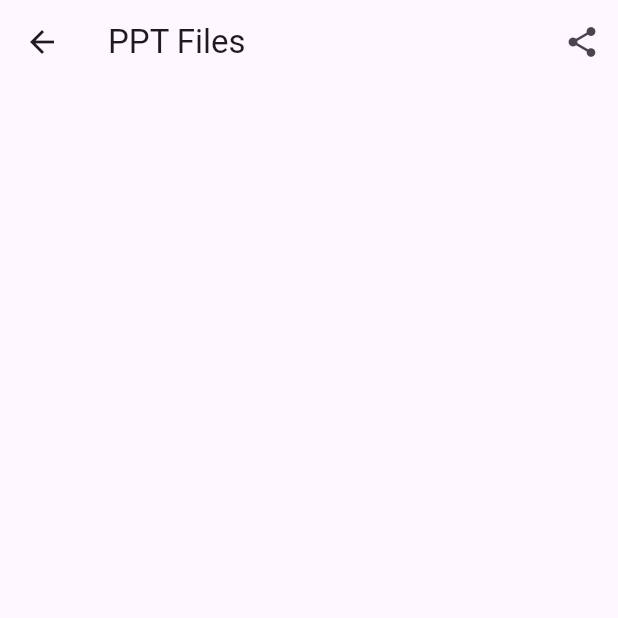
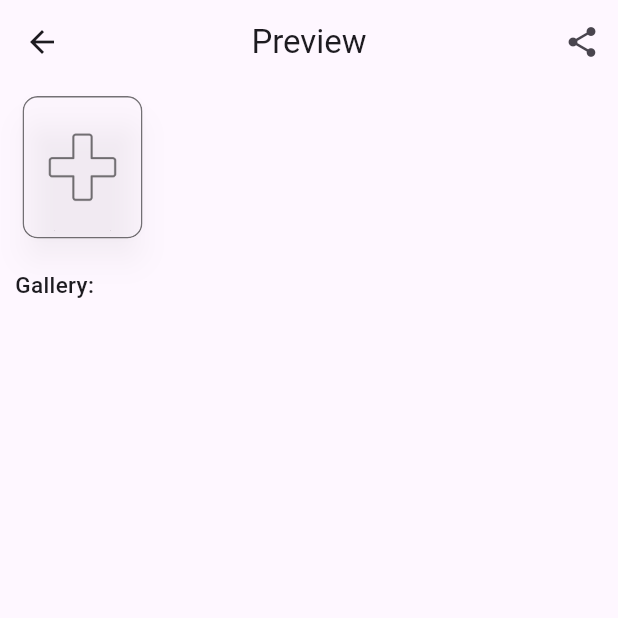
Before and after one commit to SamiraRa/Flutter-r-d, a Flutter app: the PptView screen opened directly, on a phone screen of 412 x 824 dp, the top half of it. Run offline on Flutter 3.47's test engine with Material 3 defaults, Android fonts, the phone set to English and light mode, and no system bars; our stand-ins replace bloc, file_picker, flutter_svg, fluttertoast, geocoding, location and 5 more; missing offline and left inert: external_app_launcher, flutter_pdfview, pdftron_flutter; generated files the repository leaves out were written again.

Commit message:
dynamic file UI view

```diff
--- a/flutter_object_box/lib/view/home_page.dart
+++ b/flutter_object_box/lib/view/home_page.dart
@@ -104,7 +104,7 @@ class _HomePageState extends State<HomePage> {
                 color: const Color.fromARGB(255, 214, 149, 171),
               ),
               title: const Text(
-                "Presentation Files",
+                "MP4 Files",
                 style: TextStyle(
                     fontSize: 14,
                     color: Color.fromARGB(255, 30, 48, 129),
--- a/flutter_object_box/lib/view/ppt_view.dart
+++ b/flutter_object_box/lib/view/ppt_view.dart
@@ -7,8 +7,12 @@ import 'package:file_picker/file_picker.dart';
 import 'package:flutter_object_box/controller/global_data.dart';
 import 'package:flutter_object_box/model/media_data.dart';
 import 'package:flutter_object_box/model/user_model.dart';
+import 'package:flutter_pdfview/flutter_pdfview.dart';
+import 'package:flutter_svg/svg.dart';
 import 'package:intl/intl.dart';
 import 'package:objectbox/objectbox.dart';
+import 'package:open_file/open_file.dart';
+import 'package:photo_view/photo_view.dart';
 import 'package:video_player/video_player.dart';
 
 class PptView extends StatefulWidget {
@@ -18,7 +22,9 @@ class PptView extends StatefulWidget {
   _PptViewState createState() => _PptViewState();
 }
 
-class _PptViewState extends State<PptView> {
+class _PptViewState extends State<PptView> with SingleTickerProviderStateMixin {
+  double scale = 1.0;
+  late AnimationController controller;
   VideoPlayerController? _videoController;
   // final Completer<PDFViewController> _controller = Completer<PDFViewController>();
   int? pages = 0;
@@ -31,47 +37,113 @@ class _PptViewState extends State<PptView> {
   bool isMuted = false;
   final Box<User> userBox = store.box<User>();
   Duration duration = Duration.zero;
+  List galleryMedia = [];
+  List<String> imgExtensions = ["jpg", "jpeg", "png", "webp"];
+  File? svgImageFile;
+  File? imgFile;
 
   DateTime startedPlaying = DateTime.now();
   Duration currentPlayedTime = Duration.zero;
   @override
   void initState() {
     super.initState();
+    controller = AnimationController(
+      vsync: this,
+      duration: const Duration(milliseconds: 100),
+      lowerBound: 0.0,
+      upperBound: 0.1,
+    )..addListener(() {
         setState(() {
-      print(duration);
-      getFile();
+          scale = 1 - controller.value;
         });
+      });
+    // setState(() {
+    //   print(duration);
+    //   getFile();
+    // });
   }
 
   @override
   void dispose() {
+    if (_videoController != null) {
       _videoController!.dispose();
+    }
 
     super.dispose();
   }
 
+  void _onTapDown(TapDownDetails details) {
+    controller.forward();
+  }
+
+  void _onTapUp(TapUpDetails details) {
+    setState(() {
+      getFile();
+    });
+    controller.reverse();
+  }
+
+  void _onTapCancel() {
+    controller.reverse();
+  }
+
   void getFile() async {
-    final result = await FilePicker.platform.pickFiles(type: FileType.video);
+    final result = await FilePicker.platform.pickFiles();
     if (result != null && result.files.single.path != null) {
+      final file = result.files.first;
+      galleryMedia.add(videoFile);
+
+      final fileExt = file.extension;
+      if (fileExt == "pdf") {
+        fromAsset(file.name, file).then((value) {
           setState(() {
-        videoFile = File(result.files.single.path!);
-        initializeVideoPlayer();
+            pdfFilePath = file.path.toString();
           });
+        });
+      } else if (fileExt == "mp4") {
+        setState(() {
+          videoFile = File(file.path!);
+          initializeVideoPlayer(videoFile);
+        });
+      } else if (imgExtensions.contains(fileExt)) {
+        setState(() {
+          imgFile = File(file.path!);
+        });
+      } else if (fileExt == "svg") {
+        setState(() {
+          svgImageFile = File(file.path!);
+        });
+      } else {
+        OpenFile.open(file.path!);
+      }
     }
   }
 
-  void initializeVideoPlayer() {
+  void initializeVideoPlayer(File? videoFile) {
     _videoController = VideoPlayerController.file(videoFile!)
       ..addListener(() {
         setState(() {});
       })
       ..initialize().then((_) {
         setState(() {
-          _videoController!.play();
+          // _videoController!.play();
 
           currentPlayedTime += DateTime.now().difference(startedPlaying);
         });
       });
+  }
+
+  Future fromAsset(String filename, PlatformFile platformfile) async {
+    Completer<File> completer = Completer();
+    try {
+      File file = File(platformfile.path!);
+      final bytes = await file.readAsBytes();
+      await file.writeAsBytes(bytes, flush: true);
+      pdfFileBytes = file.readAsBytesSync();
+      completer.complete(file);
+    } catch (e) {
+      throw Exception('Error parsing asset file!');
+    }
   }
 
   @override
@@ -82,7 +154,8 @@ class _PptViewState extends State<PptView> {
 
     return Scaffold(
       appBar: AppBar(
-        title: const Text("PPT Files"),
+        centerTitle: true,
+        title: const Text("Preview"),
         actions: <Widget>[
           IconButton(
             icon: const Icon(Icons.share),
@@ -90,88 +163,122 @@ class _PptViewState extends State<PptView> {
           ),
         ],
       ),
-      body: Stack(
-        children: <Widget>[
-          // SizedBox(
-          //     height: 250,
-          //     width: 80,
-          //     child: Container(
-          //       child: Text("FileName"),
-          //     )),
-          _videoController != null && _videoController!.value.isInitialized
-              ? SizedBox(
-                  height: 300,
+      body: Padding(
+        padding: const EdgeInsets.fromLTRB(10, 0, 0, 0),
+        child: Column(
+          crossAxisAlignment: CrossAxisAlignment.start,
+          children: [
+            addMedia(),
+            const SizedBox(
+              height: 20,
+            ),
+            const Text(
+              "Gallery:",
+              style: TextStyle(fontSize: 15, fontWeight: FontWeight.w500),
+            ),
+            GridView.builder(
+              physics: const BouncingScrollPhysics(),
+              shrinkWrap: true,
+              gridDelegate: const SliverGridDelegateWithFixedCrossAxisCount(
+                crossAxisCount: 3,
+                mainAxisSpacing: 8,
+                crossAxisSpacing: 0,
+              ),
+              itemCount: galleryMedia.length,
+              itemBuilder: (context, index) {
+                return _videoController != null && _videoController!.value.isInitialized
+
+                    ///initialize videoCoontroller in here rather then at first
+                    ? Container(
+                        decoration: BoxDecoration(
+                            borderRadius: BorderRadius.circular(10), border: Border.all(color: Colors.white)),
                         child: AspectRatio(
                           aspectRatio: _videoController!.value.aspectRatio,
                           child: VideoPlayer(_videoController!),
                         ),
                       )
-              : const SizedBox(),
-          _videoController != null && _videoController!.value.isInitialized
-              ? Positioned(
-                  bottom: 0, // Position at the bottom
-                  left: 0, // Ensure it stretches across the width
-                  right: 0,
-                  child: VideoProgressIndicator(_videoController!, allowScrubbing: true))
-              : const SizedBox(),
-          _videoController != null && _videoController!.value.isInitialized
-              ? Positioned(
-                  bottom: 0, // Position at the bottom
-                  left: 0, // Ensure it stretches across the width
-                  right: 0,
-                  child: SizedBox(
-                      child: Row(
-                    mainAxisAlignment: MainAxisAlignment.spaceBetween,
-                    children: [
-                      Row(
-                        children: [
-                          InkWell(
-                            onTap: () {
+                    : imgFile != null
+                        ? SizedBox(
+                            height: 400,
+                            width: double.infinity,
+                            child: PhotoView(imageProvider: FileImage(imgFile!)),
+                          )
+                        : svgImageFile != null
+                            ? SvgPicture.file(
+                                svgImageFile!,
+                                height: 400,
+                                width: double.infinity,
+                              )
+                            : pdfFileBytes != null
+                                ? SizedBox(
+                                    width: double.infinity,
+                                    height: 600,
+                                    child: PDFView(
+                                      pdfData: pdfFileBytes,
+                                      defaultPage: currentPage!,
+                                      fitPolicy: FitPolicy.BOTH,
+                                      onRender: (p) {
                                         setState(() {
-                                _videoController!.value.isPlaying
-                                    ? _videoController!.pause()
-                                    : _videoController!.play();
+                                          pages = p;
+                                          isReady = true;
                                         });
                                       },
-                            child: Padding(
-                              padding: const EdgeInsets.fromLTRB(0, 10, 10, 10),
-                              child: Icon(
-                                _videoController!.value.isPlaying ? Icons.pause : Icons.play_arrow,
-                                color: Colors.white,
-                                size: 30,
+                                      // onViewCreated: (PDFViewController pdfViewController) {
+                                      //   _controller.complete(pdfViewController);
+                                      // },
+                                      onLinkHandler: (String? uri) {},
+                                      onPageChanged: (int? page, int? total) {
+                                        setState(() {
+                                          currentPage = page;
+                                        });
+                                      },
+                                    ),
+                                  )
+                                : const SizedBox();
+              },
+            ),
+          ],
+        ),
+      ),
+    );
+  }
+
+  Padding addMedia() {
+    return Padding(
+      padding: const EdgeInsets.fromLTRB(5, 8, 10, 0),
+      child: InkWell(
+        onTapDown: _onTapDown,
+        onTapUp: _onTapUp,
+        onTapCancel: _onTapCancel,
+        child: PhysicalModel(
+          borderRadius: BorderRadius.circular(10), // Rounded corners for the shadow
+          color: Colors.transparent,
+          shadowColor: Colors.black.withOpacity(0.2), // Shadow color
+          elevation: 8.0, // Elevation for shadow effect
+          child: Transform.scale(
+            scale: scale,
+            child: ClipRRect(
+              borderRadius: BorderRadius.circular(10), // Rounded corners for the container
+              child: AnimatedContainer(
+                duration: const Duration(milliseconds: 100),
+                padding: const EdgeInsets.all(10),
+                height: 95,
+                width: 80,
+                decoration: BoxDecoration(
+                  borderRadius: BorderRadius.circular(10), // Rounded corners for the container
+                  border: Border.all(width: 1, color: Colors.black54),
+                  color: Colors.grey[80],
+                ),
+                child: Image.asset(
+                  "assets/icons/cross.png",
+                  height: 10,
+                  width: 8,
+                  color: Colors.black54,
                 ),
               ),
             ),
-                        ],
-                      ),
-                      Row(
-                        children: [
-                          InkWell(
-                            onTap: () {
-                              setState(() {
-                                _videoController!.setVolume(isMuted ? 1 : 0);
-                              });
-                            },
-                            child: Padding(
-                              padding: const EdgeInsets.fromLTRB(0, 10, 10, 10),
-                              child: Icon(
-                                _videoController!.value.volume != 0.0 ? Icons.volume_mute : Icons.volume_off,
-                                color: Colors.white,
-                                size: 30,
           ),
         ),
-                          ),
-                          _videoController != null && _videoController!.value.isInitialized
-                              ? Padding(
-                                  padding: const EdgeInsets.fromLTRB(0, 10, 10, 10),
-                                  child: Text(formatDuration(_videoController!.value.position)))
-                              : const SizedBox(),
-                        ],
-                      )
-                    ],
-                  )))
-              : const SizedBox(),
-        ],
       ),
     );
   }
@@ -184,3 +291,86 @@ class _PptViewState extends State<PptView> {
     return [if (duration.inHours > 0) hours, minutes, seconds].join(':');
   }
 }
+// Stack(
+// children: <Widget>[
+// SizedBox(
+//     height: 250,
+//     width: 80,
+//     child: Container(
+//       child: Text("FileName"),
+//     )),
+// _videoController != null && _videoController!.value.isInitialized
+// ? SizedBox(
+// height: 300,
+// child: AspectRatio(
+// aspectRatio: _videoController!.value.aspectRatio,
+// child: VideoPlayer(_videoController!),
+// ),
+// )
+// : const SizedBox(),
+// _videoController != null && _videoController!.value.isInitialized
+// ? Positioned(
+// bottom: 0, // Position at the bottom
+// left: 0, // Ensure it stretches across the width
+// right: 0,
+// child: VideoProgressIndicator(_videoController!, allowScrubbing: true))
+// : const SizedBox(),
+// _videoController != null && _videoController!.value.isInitialized
+// ? Positioned(
+// bottom: 0, // Position at the bottom
+// left: 0, // Ensure it stretches across the width
+// right: 0,
+// child: SizedBox(
+// child: Row(
+// mainAxisAlignment: MainAxisAlignment.spaceBetween,
+// children: [
+// Row(
+// children: [
+// InkWell(
+// onTap: () {
+// setState(() {
+// _videoController!.value.isPlaying
+// ? _videoController!.pause()
+// : _videoController!.play();
+// });
+// },
+// child: Padding(
+// padding: const EdgeInsets.fromLTRB(0, 10, 10, 10),
+// child: Icon(
+// _videoController!.value.isPlaying ? Icons.pause : Icons.play_arrow,
+// color: Colors.white,
+// size: 30,
+// ),
+// ),
+// ),
+// ],
+// ),
+// Row(
+// children: [
+// InkWell(
+// onTap: () {
+// setState(() {
+// _videoController!.setVolume(isMuted ? 1 : 0);
+// });
+// },
+// child: Padding(
+// padding: const EdgeInsets.fromLTRB(0, 10, 10, 10),
+// child: Icon(
+// _videoController!.value.volume != 0.0 ? Icons.volume_mute : Icons.volume_off,
+// color: Colors.white,
+// size: 30,
+// ),
+// ),
+// ),
+// _videoController != null && _videoController!.value.isInitialized
+// ? Padding(
+// padding: const EdgeInsets.fromLTRB(0, 10, 10, 10),
+// child: Text(formatDuration(_videoController!.value.position)))
+// : const SizedBox(),
+// ],
+// )
+// ],
+// )))
+// : const SizedBox(),
+// ],
+// ),
```
Also changed, not shown: flutter_object_box/lib/view/download_and_preview.dart (+8 -18 lines), flutter_object_box/assets/icons/cross.png (added). Lines whose indentation alone changed are shown as unchanged.
